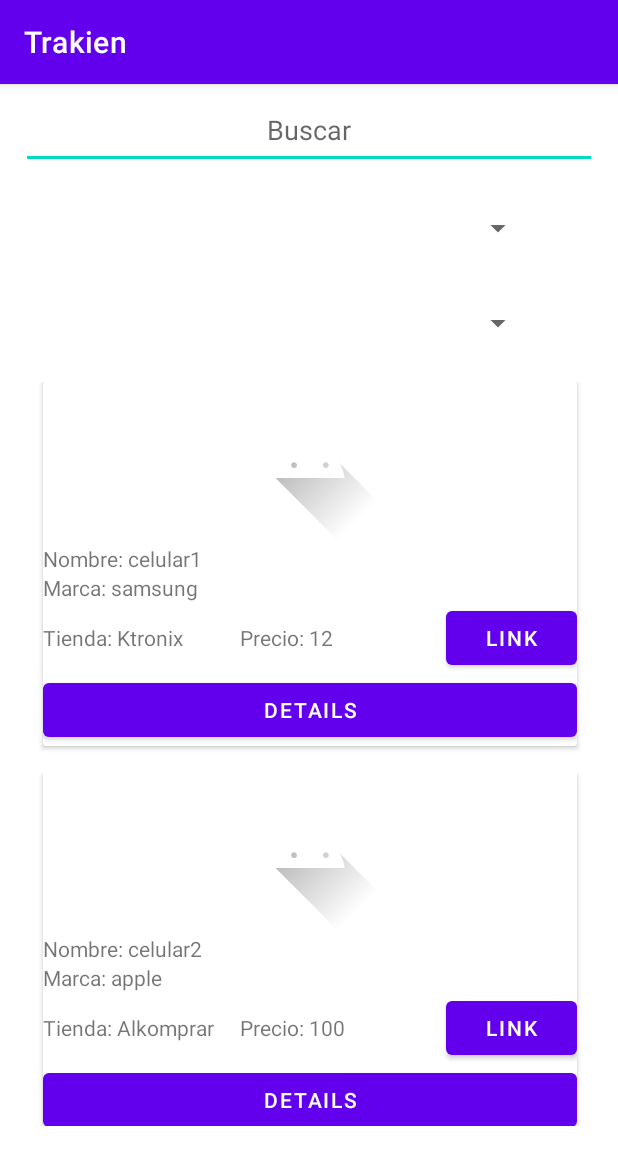
After one commit to Trakien/TrakienAndorid, an Android app: the ProductsActivity screen opened directly, with no data from a screen before it, on a phone screen of 412 x 824 dp. The commit adds this screen. Shown: the top 1165 px of the screen. Run offline under Robolectric (Android 15) with nearby library versions, the phone set to English and light mode, and no system bars; pictures from the network do not load.

Commit message:
Diseño pagina

```diff
--- a/app/src/main/java/co/trakien/data/LoginDataSource.java
+++ b/app/src/main/java/co/trakien/data/LoginDataSource.java
@@ -1,7 +1,6 @@
 package co.trakien.data;
 
 import co.trakien.data.model.LoggedInUser;
-import co.trakien.interfaces.CustomerApi;
 import retrofit2.Retrofit;
 import retrofit2.converter.gson.GsonConverterFactory;
 
--- a/app/src/main/java/co/trakien/models/ProductDto.java
+++ b/app/src/main/java/co/trakien/models/ProductDto.java
@@ -1,4 +1,6 @@
 package co.trakien.models;
+
+import java.util.List;
 
 public class ProductDto {
 
@@ -8,13 +10,13 @@ public class ProductDto {
     private String category;
     private String brand;
     private String updateDates;
-    private String stores;
+    private List<StoreDto> stores;
 
     public ProductDto() {
     }
 
-    public ProductDto(String id, String ref, String name, String category, String brand, String updateDates,
-                      String stores) {
+    public ProductDto(String id, String ref, String name, String category, String brand,
+                      List<StoreDto> stores) {
         this.id = id;
         this.ref = ref;
         this.name = name;
@@ -56,22 +58,13 @@ public class ProductDto {
         this.ref = ref;
     }
 
-    public String getStores() {
+    public List<StoreDto> getStores() {
         return stores;
     }
 
-    public void setStores(String stores) {
+    public void setStores(List<StoreDto> stores) {
         this.stores = stores;
     }
-
-    public String getUpdateDates() {
-        return updateDates;
-    }
-
-    public void setUpdateDates(String updateDates) {
-        this.updateDates = updateDates;
-    }
-
 
     public String getBrand() {
         return brand;
--- a/app/src/main/java/co/trakien/models/StoreDto.java
+++ b/app/src/main/java/co/trakien/models/StoreDto.java
@@ -1,18 +1,23 @@
 package co.trakien.models;
+
+import java.util.Date;
+import java.util.List;
 
 public class StoreDto {
 
     private String name;
     private String url;
-    private String prices;
+    private List<String> prices;
+    private List<Date> dates;
 
     public StoreDto() {
     }
 
-    public StoreDto(String name, String url, String prices) {
+    public StoreDto(String name, String url, List<String> prices, List<Date> dates) {
         this.name = name;
         this.url = url;
         this.prices = prices;
+        this.dates = dates;
     }
 
     public String getName() {
@@ -31,12 +36,19 @@ public class StoreDto {
         this.url = url;
     }
 
-    public String getPrices() {
+    public List<String> getPrices() {
         return prices;
     }
 
-    public void setPrices(String prices) {
+    public void setPrices(List<String> prices) {
         this.prices = prices;
     }
 
+    public List<Date> getDates() {
+        return dates;
+    }
+
+    public void setDates(List<Date> dates) {
+        this.dates = dates;
+    }
 }
--- /dev/null
+++ b/app/src/main/java/co/trakien/products/ProductsActivity.java
@@ -0,0 +1,51 @@
+package co.trakien.products;
+
+import androidx.appcompat.app.AppCompatActivity;
+import androidx.recyclerview.widget.GridLayoutManager;
+import androidx.recyclerview.widget.RecyclerView;
+
+import android.os.Bundle;
+
+import java.util.ArrayList;
+import java.util.Date;
+import java.util.List;
+
+import co.trakien.R;
+import co.trakien.models.ProductDto;
+import co.trakien.models.StoreDto;
+
+public class ProductsActivity extends AppCompatActivity {
+
+    private List<ProductDto> products;
+    private RecyclerView recyclerView;
+    private ProductsAdapter productsAdapter;
+
+    @Override
+    protected void onCreate(Bundle savedInstanceState) {
+        super.onCreate(savedInstanceState);
+        setContentView(R.layout.activity_products);
+        recyclerView = findViewById(R.id.rv_products);
+        recyclerView.setLayoutManager(new GridLayoutManager(getApplicationContext(),1));
+        setProducts();
+    }
+
+    private void setProducts(){
+        products = new ArrayList<ProductDto>();
+        List<StoreDto> stores1 = new ArrayList<StoreDto>();
+        List<String> prices1 = new ArrayList<String>();
+        List<Date> dates1 = new ArrayList<Date>();
+        dates1.add(new Date());
+        prices1.add("12");
+        stores1.add(new StoreDto("Ktronix","url",prices1,dates1));
+        products.add(new ProductDto("0","0","celular1","celular","samsung",stores1));
+        List<StoreDto> stores2 = new ArrayList<StoreDto>();
+        List<String> prices2 = new ArrayList<String>();
+        List<Date> dates2 = new ArrayList<Date>();
+        dates2.add(new Date());
+        prices2.add("100");
+        stores2.add(new StoreDto("Alkomprar","url",prices2,dates2));
+        products.add(new ProductDto("0","0","celular2","celular","apple",stores2));
+        productsAdapter = new ProductsAdapter(products, getApplicationContext());
+        recyclerView.setAdapter(productsAdapter);
+    }
+}
--- /dev/null
+++ b/app/src/main/java/co/trakien/products/ProductsAdapter.java
@@ -0,0 +1,91 @@
+package co.trakien.products;
+
+import android.content.Context;
+import android.view.LayoutInflater;
+import android.view.View;
+import android.view.ViewGroup;
+import android.widget.Button;
+import android.widget.ImageView;
+import android.widget.TextView;
+
+import androidx.annotation.NonNull;
+import androidx.recyclerview.widget.RecyclerView;
+
+import java.util.List;
+
+import co.trakien.R;
+import co.trakien.models.ProductDto;
+import co.trakien.models.StoreDto;
+
+public class ProductsAdapter extends RecyclerView.Adapter<ProductsAdapter.ViewHolder> {
+
+    private List<ProductDto> products;
+    private Context context;
+
+    public ProductsAdapter(List<ProductDto> products, Context context) {
+        this.products = products;
+        this.context = context;
+    }
+
+    @NonNull
+    @Override
+    public ProductsAdapter.ViewHolder onCreateViewHolder(@NonNull ViewGroup parent, int viewType) {
+        View view = LayoutInflater.from(parent.getContext()).inflate(R.layout.product_item,parent,false);
+        return new ViewHolder(view);
+    }
+
+    @Override
+    public void onBindViewHolder(@NonNull ProductsAdapter.ViewHolder holder, int position) {
+        ProductDto product = products.get(position);
+        //Pendiente agregar imagen
+        //Glide.with(context).load(product.getImage);
+        holder.name.setText("Nombre: " + product.getName());
+        holder.brand.setText("Marca: " + product.getBrand());
+        holder.price.setText("Precio: " + getMinPrice(product.getStores(),0));
+        holder.store.setText("Tienda: " + getMinPrice(product.getStores(),1));
+        //pendiente enlazar a link
+        //holder.link.callOnClick();
+        //pendiente enlazar a grafica details
+        //holder.details.callOnClick();
+    }
+
+    @Override
+    public int getItemCount() {
+        return products.size();
+    }
+
+    private String getMinPrice(List<StoreDto> stores, int opt){
+        int res = 0;
+        String resStore = "";
+        for(StoreDto store : stores){
+            int price = Integer.parseInt(store.getPrices().get(0));
+            if (price > res) {
+                res = price;
+                resStore = store.getName();
+            }
+        }
+        return opt == 0 ? String.valueOf(res) : resStore;
+    }
+
+    public class ViewHolder extends RecyclerView.ViewHolder {
+
+        private ImageView imageProduct;
+        private TextView name;
+        private TextView brand;
+        private TextView price;
+        private TextView store;
+        private Button link;
+        private Button details;
+
+        public ViewHolder(@NonNull View itemView) {
+            super(itemView);
+            imageProduct = itemView.findViewById(R.id.card_image);
+            name = itemView.findViewById(R.id.card_name);
+            brand = itemView.findViewById(R.id.card_brand);
+            price = itemView.findViewById(R.id.card_price);
+            store = itemView.findViewById(R.id.card_store);
+            link = itemView.findViewById(R.id.card_link);
+            details = itemView.findViewById(R.id.card_details);
+        }
+    }
+}
--- a/app/src/main/java/co/trakien/ui/login/LoginActivity.java
+++ b/app/src/main/java/co/trakien/ui/login/LoginActivity.java
@@ -5,6 +5,7 @@ import android.app.Activity;
 import androidx.lifecycle.Observer;
 import androidx.lifecycle.ViewModelProvider;
 
+import android.content.Intent;
 import android.os.Bundle;
 
 import androidx.annotation.Nullable;
@@ -22,10 +23,9 @@ import android.widget.ProgressBar;
 import android.widget.TextView;
 import android.widget.Toast;
 
+import co.trakien.databinding.ActivityLoginBinding;
+import co.trakien.products.ProductsActivity;
 import co.trakien.R;
-import co.trakien.ui.login.LoginViewModel;
-import co.trakien.ui.login.LoginViewModelFactory;
-import co.trakien.databinding.ActivityLoginBinding;
 
 public class LoginActivity extends AppCompatActivity {
 
@@ -128,6 +128,8 @@ public class LoginActivity extends AppCompatActivity {
         String welcome = getString(R.string.welcome) + model.getDisplayName();
         // TODO : initiate successful logged in experience
         Toast.makeText(getApplicationContext(), welcome, Toast.LENGTH_LONG).show();
+        Intent products = new Intent(this, ProductsActivity.class);
+        startActivity(products);
     }
 
     private void showLoginFailed(@StringRes Integer errorString) {
--- a/app/src/main/java/co/trakien/ui/login/LoginViewModel.java
+++ b/app/src/main/java/co/trakien/ui/login/LoginViewModel.java
@@ -10,7 +10,6 @@ import co.trakien.data.LoginRepository;
 import co.trakien.data.Result;
 import co.trakien.data.model.LoggedInUser;
 import co.trakien.R;
-import co.trakien.interfaces.CustomerApi;
 import retrofit2.Retrofit;
 import retrofit2.converter.gson.GsonConverterFactory;
 
--- /dev/null
+++ b/app/src/main/res/layout/activity_products.xml
@@ -0,0 +1,64 @@
+<?xml version="1.0" encoding="utf-8"?>
+<androidx.constraintlayout.widget.ConstraintLayout xmlns:android="http://schemas.android.com/apk/res/android"
+    xmlns:app="http://schemas.android.com/apk/res-auto"
+    xmlns:tools="http://schemas.android.com/tools"
+    android:layout_width="match_parent"
+    android:layout_height="match_parent"
+    tools:context=".products.ProductsActivity">
+
+    <EditText
+        android:id="@+id/searchName"
+        android:layout_width="384dp"
+        android:layout_height="51dp"
+        android:layout_margin="5dp"
+        android:layout_marginStart="50dp"
+        android:layout_marginTop="10dp"
+        android:layout_marginEnd="50dp"
+        android:autofillHints=""
+        android:ems="10"
+        android:gravity="center"
+        android:hint="@string/text_search"
+        android:inputType="textFilter"
+        app:layout_constraintEnd_toEndOf="parent"
+        app:layout_constraintStart_toStartOf="parent"
+        app:layout_constraintTop_toTopOf="parent"></EditText>
+
+    <Spinner
+        android:id="@+id/brands"
+        android:layout_width="300dp"
+        android:layout_height="48dp"
+        android:layout_marginStart="50dp"
+        android:layout_marginTop="15dp"
+        android:layout_marginEnd="50dp"
+        android:contentDescription="@string/text_spinner_brands"
+        app:layout_constraintEnd_toEndOf="parent"
+        app:layout_constraintStart_toStartOf="parent"
+        app:layout_constraintTop_toBottomOf="@+id/searchName" />
+
+    <Spinner
+        android:id="@+id/categories"
+        android:layout_width="300dp"
+        android:layout_height="48dp"
+        android:layout_marginStart="50dp"
+        android:layout_marginTop="15dp"
+        android:layout_marginEnd="50dp"
+        android:clickable="true"
+        android:contentDescription="@string/text_spinner_categories"
+        app:layout_constraintEnd_toEndOf="parent"
+        app:layout_constraintStart_toStartOf="parent"
+        app:layout_constraintTop_toBottomOf="@+id/brands" />
+
+    <androidx.recyclerview.widget.RecyclerView
+        android:id="@+id/rv_products"
+        android:layout_width="374dp"
+        android:layout_height="496dp"
+        android:layout_marginStart="50dp"
+        android:layout_marginTop="15dp"
+        android:layout_marginEnd="50dp"
+        app:layout_constraintBottom_toBottomOf="parent"
+        app:layout_constraintEnd_toEndOf="parent"
+        app:layout_constraintStart_toStartOf="parent"
+        app:layout_constraintTop_toBottomOf="@+id/categories"
+        app:layout_constraintVertical_bias="0.0" />
+
+</androidx.constraintlayout.widget.ConstraintLayout>
--- /dev/null
+++ b/app/src/main/res/layout/product_item.xml
@@ -0,0 +1,78 @@
+<?xml version="1.0" encoding="utf-8"?>
+<androidx.constraintlayout.widget.ConstraintLayout xmlns:android="http://schemas.android.com/apk/res/android"
+    xmlns:app="http://schemas.android.com/apk/res-auto"
+    xmlns:tools="http://schemas.android.com/tools"
+    android:id="@+id/card_product"
+    android:layout_width="match_parent"
+    android:layout_height="260dp"
+    android:textAlignment="viewEnd">
+
+    <androidx.cardview.widget.CardView
+        android:id="@+id/product"
+        android:layout_width="356dp"
+        android:layout_height="wrap_content"
+        app:layout_constraintEnd_toEndOf="parent"
+        app:layout_constraintStart_toStartOf="parent"
+        app:layout_constraintTop_toTopOf="parent">
+
+        <LinearLayout
+            android:layout_width="match_parent"
+            android:layout_height="match_parent"
+            android:orientation="vertical"
+            android:textAlignment="center">
+
+            <ImageView
+                android:id="@+id/card_image"
+                android:layout_width="match_parent"
+                android:layout_height="match_parent"
+                android:contentDescription="@string/txt_card_image"
+                app:srcCompat="@drawable/ic_launcher_foreground"
+                tools:ignore="ImageContrastCheck" />
+
+            <TextView
+                android:id="@+id/card_name"
+                android:layout_width="match_parent"
+                android:layout_height="0dp"
+                android:layout_weight="1"
+                android:text="@string/txt_card_name" />
+
+            <TextView
+                android:id="@+id/card_brand"
+                android:layout_width="match_parent"
+                android:layout_height="match_parent"
+                android:text="@string/txt_card_brand" />
+
+            <TableRow
+                android:layout_width="match_parent"
+                android:layout_height="match_parent">
+
+                <TextView
+                    android:id="@+id/card_store"
+                    android:layout_width="131dp"
+                    android:layout_height="wrap_content"
+                    android:text="@string/txt_card_store" />
+
+                <TextView
+                    android:id="@+id/card_price"
+                    android:layout_width="137dp"
+                    android:layout_height="wrap_content"
+                    android:text="@string/txt_card_price" />
+
+                <Button
+                    android:id="@+id/card_link"
+                    android:layout_width="wrap_content"
+                    android:layout_height="wrap_content"
+                    android:text="@string/txt_card_link" />
+
+            </TableRow>
+
+            <Button
+                android:id="@+id/card_details"
+                android:layout_width="match_parent"
+                android:layout_height="wrap_content"
+                android:text="@string/txt_card_details" />
+
+        </LinearLayout>
+
+    </androidx.cardview.widget.CardView>
+</androidx.constraintlayout.widget.ConstraintLayout>
--- a/app/src/main/res/values/strings.xml
+++ b/app/src/main/res/values/strings.xml
@@ -9,4 +9,15 @@
     <string name="invalid_username">Not a valid username</string>
     <string name="invalid_password">Password must be >5 characters</string>
     <string name="login_failed">"Login failed"</string>
+    <string name="text_spinner_brands">Brands</string>
+    <string name="text_spinner_categories">Categories</string>
+    <string name="text_search">Buscar</string>
+    <string name="txt_card_image">Image Product</string>
+    <string name="txt_card_name">Name</string>
+    <string name="txt_card_brand">Brand</string>
+    <string name="txt_card_price">Price</string>
+    <string name="txt_card_store">Store</string>
+    <string name="txt_card_link">Link</string>
+    <string name="txt_card_details">Details</string>
+    <string name="txt_card_date">Update Date</string>
 </resources>
```
Also changed, not shown: app/src/main/AndroidManifest.xml (+8 -1 lines).
